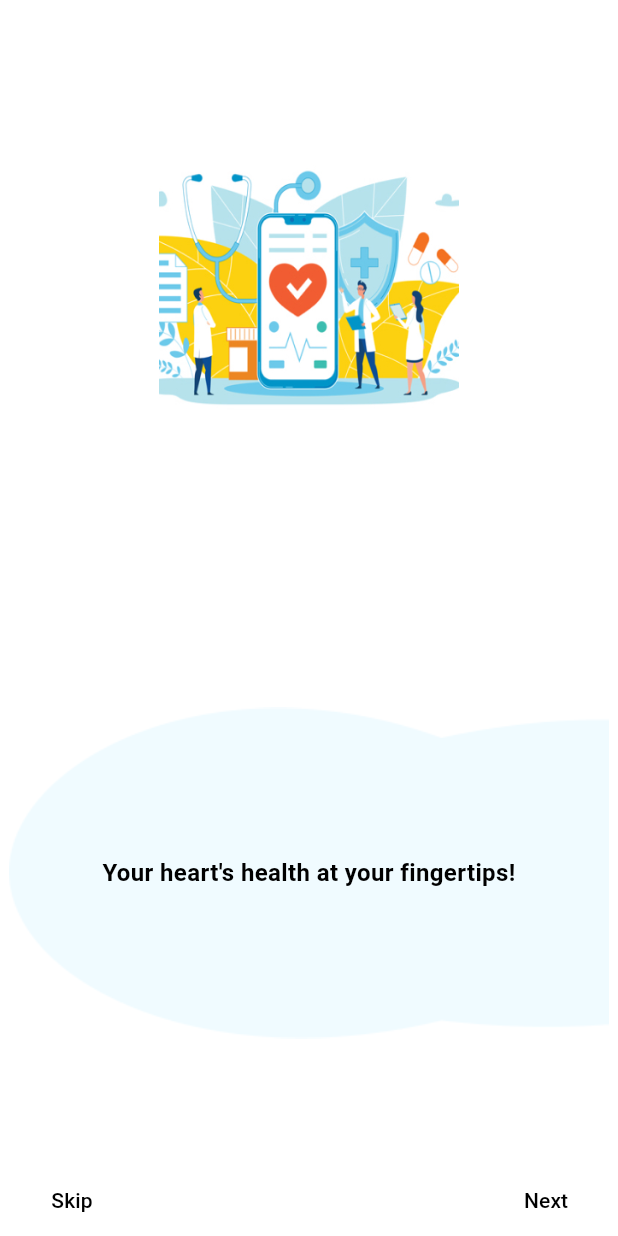
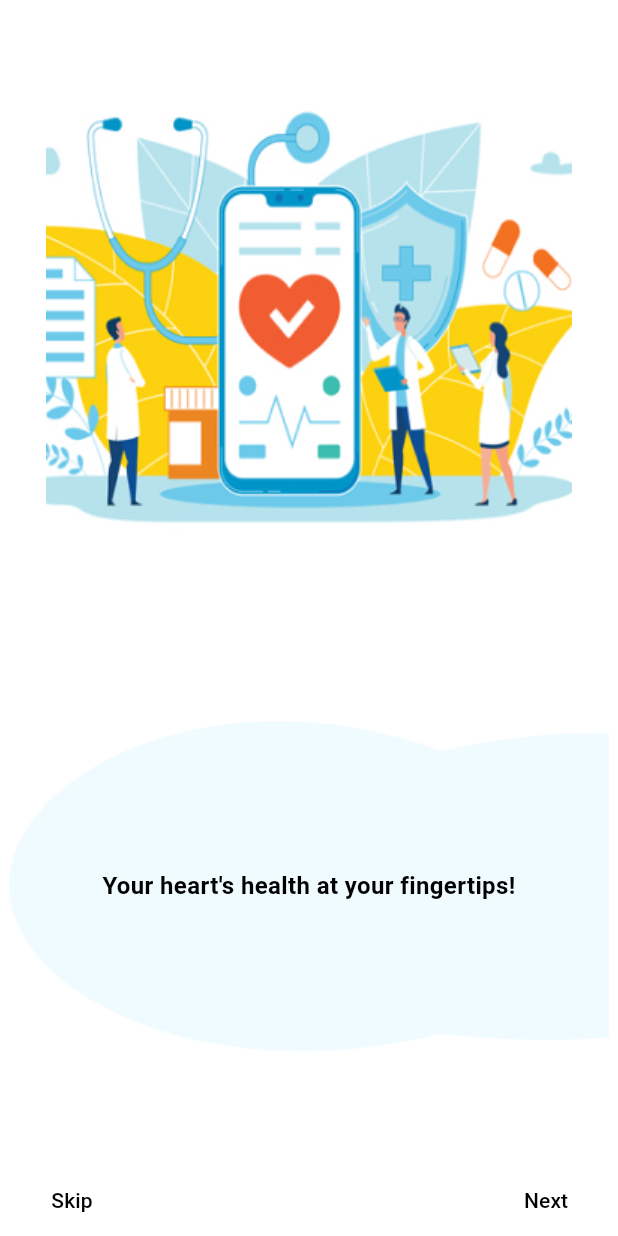
Before and after one commit to Naveencheriyangat/cardiovista, a Flutter app: the screen it shows after launch, on a phone screen of 412 x 824 dp. Run offline on Flutter 3.47's test engine with Material 3 defaults, Android fonts, the phone set to English and light mode, and no system bars.

Commit message:
image added

```diff
--- a/lib/main.dart
+++ b/lib/main.dart
@@ -1,7 +1,7 @@
+
 import 'package:flutter/material.dart';
+import 'skip2.dart';
 import 'start.dart';
-import 'skip2.dart';
-
 void main() {
   runApp(const Front());
 }
@@ -17,7 +17,51 @@ class Front extends StatelessWidget {
         primarySwatch: Colors.red,
         scaffoldBackgroundColor: Colors.white, // Set background color to white
       ),
-      home: CardioVistaHomePage(),
+      home: SwipeNavigation(),
+    );
+  }
+}
+
+class SwipeNavigation extends StatefulWidget {
+  @override
+  _SwipeNavigationState createState() => _SwipeNavigationState();
+}
+
+class _SwipeNavigationState extends State<SwipeNavigation> {
+  late PageController _pageController;
+
+  @override
+  void initState() {
+    super.initState();
+    _pageController = PageController();
+  }
+
+  @override
+  void dispose() {
+    _pageController.dispose();
+    super.dispose();
+  }
+
+  @override
+  Widget build(BuildContext context) {
+    return Material(
+      color: Colors.transparent, // Set background color to transparent
+      child: PageView(
+        controller: _pageController,
+        physics: BouncingScrollPhysics(), // Use BouncingScrollPhysics for smoother navigation
+        onPageChanged: (int index) {
+          if (index == 1) {
+            Navigator.push(
+              context,
+              MaterialPageRoute(builder: (context) => Frontt()),
+            );
+          }
+        },
+        children: [
+          CardioVistaHomePage(),
+          Container(color: Colors.transparent), // Placeholder for Frontt page
+        ],
+      ),
     );
   }
 }
@@ -30,15 +74,17 @@ class CardioVistaHomePage extends StatelessWidget {
         mainAxisAlignment: MainAxisAlignment.center,
         crossAxisAlignment: CrossAxisAlignment.stretch,
         children: [
+          SizedBox(height: 30,),
           Expanded(
             child: Center(
               child: Image.asset(
                 'assets/images/main.jpg', // Provide your image path here
-                width: 200, // Adjust width as needed
-                height: 200, // Adjust height as needed
+                width: 400, // Adjust width as needed
+                height: 400, // Adjust height as needed
               ),
             ),
           ),
+          SizedBox(height: 5,),
           Expanded(
             child: Stack(
               children: [
@@ -70,10 +116,10 @@ class CardioVistaHomePage extends StatelessWidget {
               children: [
                 TextButton(
                   onPressed: () {
-                      Navigator.push(
-                          context,
-                          MaterialPageRoute(builder: (context) => Frontt()),
-                        );
+                    Navigator.push( // Navigate to Sign In page
+                    context,
+                    MaterialPageRoute(builder: (context) => Login()),
+                  );// Not doing anything for Skip button as navigation is handled by swiping
                   },
                   child: Text(
                     'Skip',
@@ -82,10 +128,10 @@ class CardioVistaHomePage extends StatelessWidget {
                 ),
                 TextButton(
                   onPressed: () {
-                     Navigator.push(
-                          context,
-                          MaterialPageRoute(builder: (context) => Login()),
-                        );
+                    Navigator.push( // Navigate to Sign In page
+                    context,
+                    MaterialPageRoute(builder: (context) => Frontt()),
+                  );
                   },
                   child: Text(
                     'Next',
@@ -100,3 +146,6 @@ class CardioVistaHomePage extends StatelessWidget {
     );
   }
 }
+
+class _pageController {
+}
```
